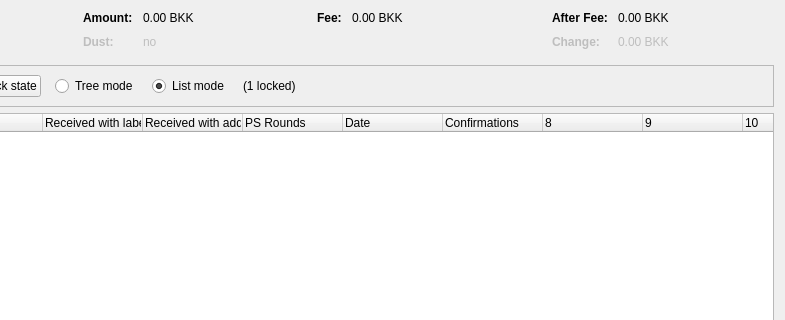
Qt form src/qt/forms/coincontroldialog.ui (Bukakecoin/bukakecore) before a commit; both pictures show x 169 to 954 and y 0 to 320 of the 954 by 500 pixel window.
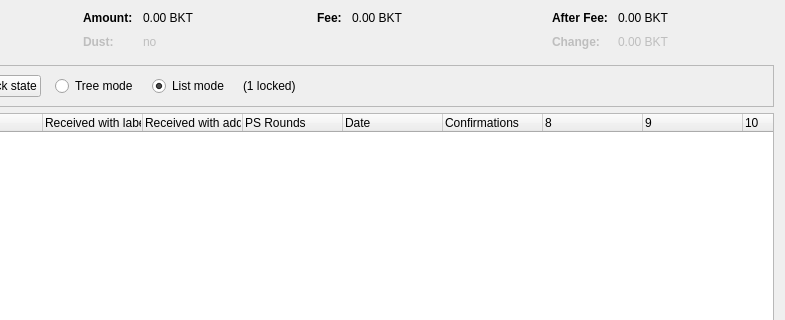
The same form after that commit. Custom widgets are drawn as their Qt base class.

```diff
--- a/src/qt/forms/coincontroldialog.ui
+++ b/src/qt/forms/coincontroldialog.ui
@@ -132,7 +132,7 @@
           <enum>Qt::ActionsContextMenu</enum>
          </property>
          <property name="text">
-          <string notr="true">0.00 BKK</string>
+          <string notr="true">0.00 BKT</string>
          </property>
          <property name="textInteractionFlags">
           <set>Qt::LinksAccessibleByMouse|Qt::TextSelectableByKeyboard|Qt::TextSelectableByMouse</set>
@@ -212,7 +212,7 @@
           <enum>Qt::ActionsContextMenu</enum>
          </property>
          <property name="text">
-          <string notr="true">0.00 BKK</string>
+          <string notr="true">0.00 BKT</string>
          </property>
          <property name="textInteractionFlags">
           <set>Qt::LinksAccessibleByMouse|Qt::TextSelectableByKeyboard|Qt::TextSelectableByMouse</set>
@@ -257,7 +257,7 @@
           <enum>Qt::ActionsContextMenu</enum>
          </property>
          <property name="text">
-          <string notr="true">0.00 BKK</string>
+          <string notr="true">0.00 BKT</string>
          </property>
          <property name="textInteractionFlags">
           <set>Qt::LinksAccessibleByMouse|Qt::TextSelectableByKeyboard|Qt::TextSelectableByMouse</set>
@@ -292,7 +292,7 @@
           <enum>Qt::ActionsContextMenu</enum>
          </property>
          <property name="text">
-          <string notr="true">0.00 BKK</string>
+          <string notr="true">0.00 BKT</string>
          </property>
          <property name="textInteractionFlags">
           <set>Qt::LinksAccessibleByMouse|Qt::TextSelectableByKeyboard|Qt::TextSelectableByMouse</set>
```
